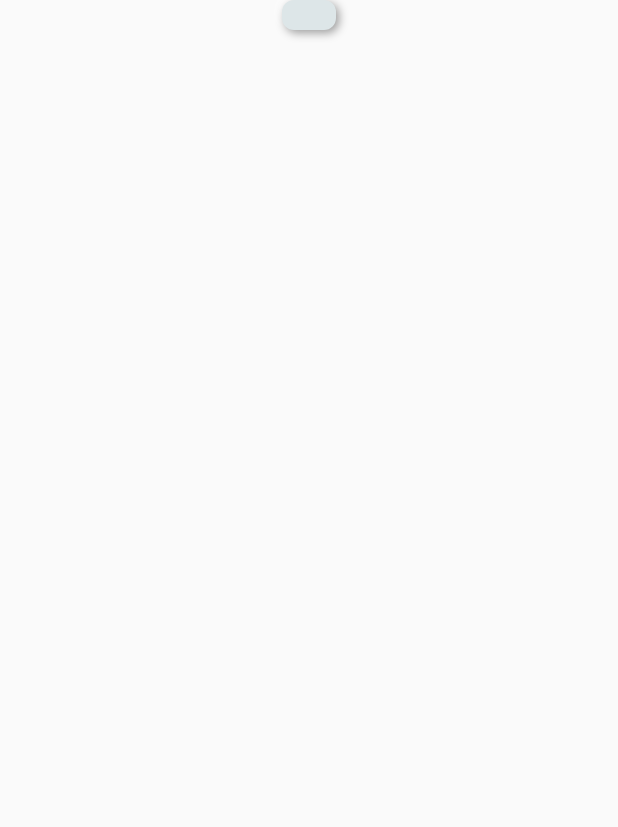
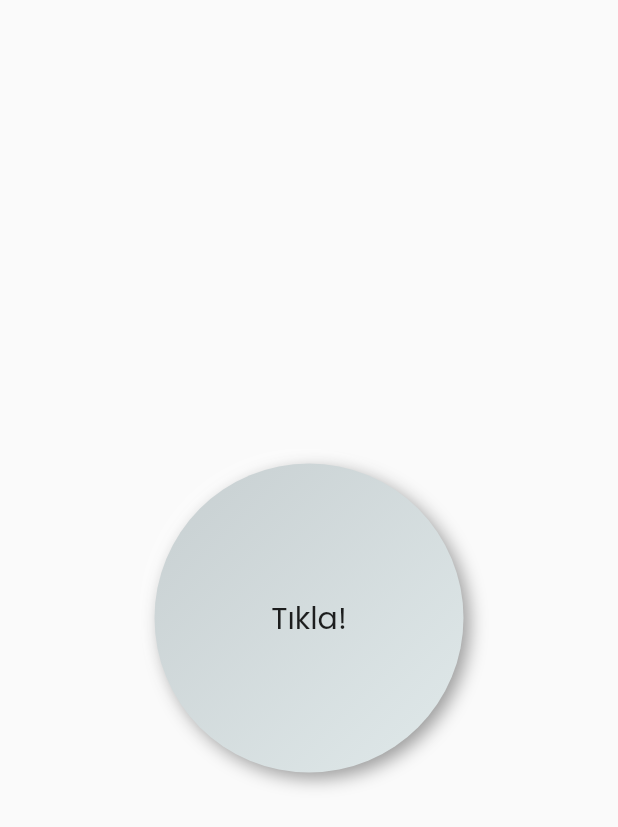
Before and after one commit to kadironer/tabi_efendim_application, a Flutter app: the screen it shows after launch, on a phone screen of 412 x 824 dp. Shown: the top 827 px of the screen. Run offline on Flutter 3.47's test engine with Material 2 defaults, Android fonts, the light colour scheme and no system bars; drawn by our look-alikes of flutter_neumorphic; our stand-ins replace assets_audio_player, google_fonts.

Commit message:
Finish Application

```diff
--- a/lib/home_page.dart
+++ b/lib/home_page.dart
@@ -1,5 +1,7 @@
+import 'package:assets_audio_player/assets_audio_player.dart';
 import 'package:flutter/material.dart';
 import 'package:flutter_neumorphic/flutter_neumorphic.dart';
+import 'package:google_fonts/google_fonts.dart';
 
 class HomePage extends StatefulWidget {
   const HomePage({Key? key}) : super(key: key);
@@ -9,15 +11,48 @@ class HomePage extends StatefulWidget {
 }
 
 class _HomePageState extends State<HomePage> {
+
+  final assetsAudioPlayer = AssetsAudioPlayer();
+  Future<void> playMusic() async {
+    assetsAudioPlayer.open(
+      Audio("assets/audios/tabi_efendim.mp3"),
+    );
+  }
+
+
   @override
   Widget build(BuildContext context) {
+
+    var size = MediaQuery.of(context).size;
+
     return Scaffold(
       body: Center(
         child: Column(
+          mainAxisAlignment: MainAxisAlignment.center,
           children: [
-            NeumorphicButton(
-
-            ),
+            SizedBox(
+              width: size.width * 0.5,
+              height: size.width * 0.5,
+              child: NeumorphicButton(
+                tooltip: "Uzun Basma :)",
+                child: Center(
+                    child: Text("Tıkla!",
+                    style: GoogleFonts.poppins(
+                      fontSize: 20
+                    ),
+                    ),
+                ),
+                onPressed: (){
+                  playMusic();
+                },
+                style: NeumorphicStyle(
+                  shape: NeumorphicShape.concave,
+                  boxShape: NeumorphicBoxShape.circle(),
+                  depth: 8,
+                  lightSource: LightSource.topLeft,
+                ),
+              ),
+            )
           ],
         ),
       ),
--- a/pubspec.yaml
+++ b/pubspec.yaml
@@ -38,6 +38,7 @@ dependencies:
   cupertino_icons: ^1.0.2
   flutter_neumorphic: ^3.2.0
   google_fonts: ^3.0.1
+  assets_audio_player: ^3.0.6
 
 dev_dependencies:
   flutter_test:
@@ -71,6 +72,7 @@ flutter:
   # To add assets to your application, add an assets section, like this:
   assets:
       - assets/launcher_icon.png
+      - assets/audios/tabi_efendim.mp3
   #   - images/a_dot_ham.jpeg
 
   # An image asset can refer to one or more resolution-specific "variants", see
```
Also changed, not shown: pubspec.lock, 17 other files.
